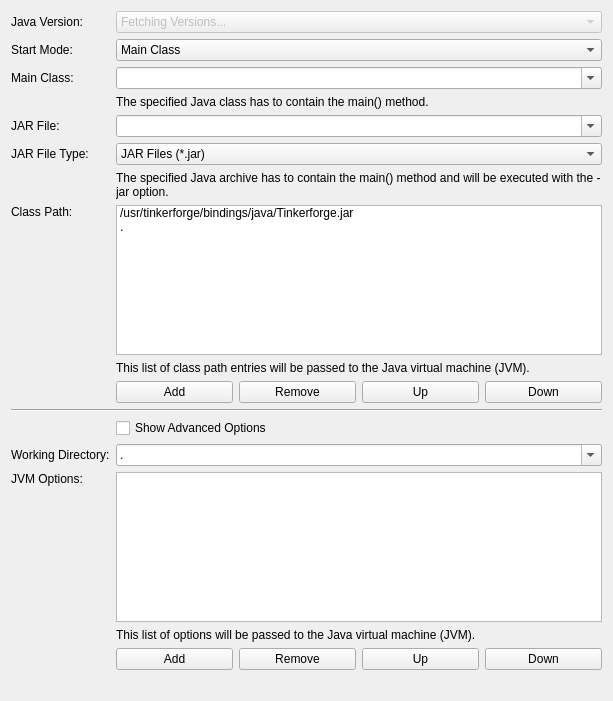
Tinkerforge/brickv, file src/brickv/plugin_system/plugins/red/ui/program_page_java.ui: the form before one commit.
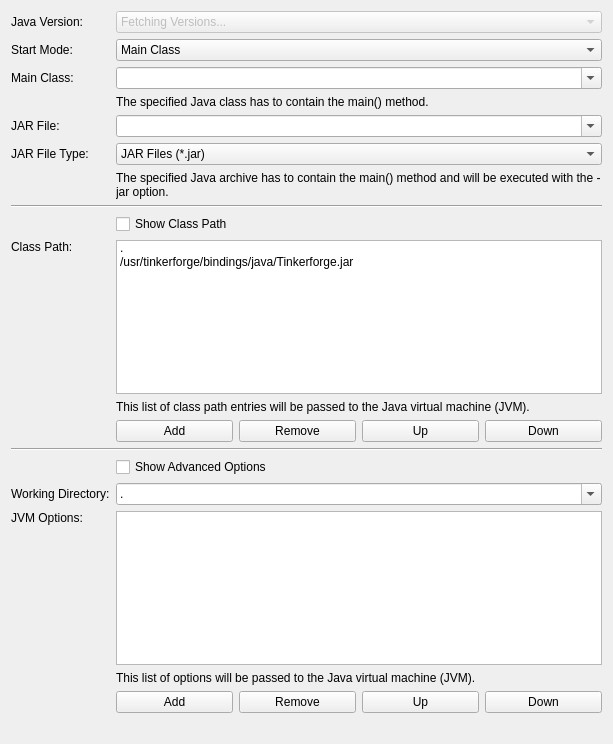
The form after the commit.

Commit message:
red-brick/pi: All Java program options are shown and editable now
Also don't show class path by default.

The edit to the form file:
```diff
--- a/src/brickv/plugin_system/plugins/red/ui/program_page_java.ui
+++ b/src/brickv/plugin_system/plugins/red/ui/program_page_java.ui
@@ -7,7 +7,7 @@
     <x>0</x>
     <y>0</y>
     <width>613</width>
-    <height>701</height>
+    <height>744</height>
    </rect>
   </property>
   <property name="windowTitle">
@@ -115,7 +115,7 @@
        </property>
       </widget>
      </item>
-     <item row="7" column="0">
+     <item row="9" column="0">
       <widget class="QLabel" name="label_class_path">
        <property name="text">
         <string>Class Path:</string>
@@ -128,8 +128,16 @@
        </property>
       </widget>
      </item>
-     <item row="7" column="1" colspan="4">
+     <item row="9" column="1" colspan="4">
       <widget class="QListWidget" name="list_class_path">
+       <item>
+        <property name="text">
+         <string>.</string>
+        </property>
+        <property name="flags">
+         <set>ItemIsSelectable|ItemIsEditable|ItemIsDragEnabled|ItemIsUserCheckable|ItemIsEnabled</set>
+        </property>
+       </item>
        <item>
         <property name="text">
          <string>/usr/tinkerforge/bindings/java/Tinkerforge.jar</string>
@@ -138,38 +146,30 @@
          <set>ItemIsSelectable|ItemIsEditable|ItemIsDragEnabled|ItemIsUserCheckable|ItemIsEnabled</set>
         </property>
        </item>
-       <item>
-        <property name="text">
-         <string>.</string>
-        </property>
-        <property name="flags">
-         <set>ItemIsSelectable|ItemIsEditable|ItemIsDragEnabled|ItemIsUserCheckable|ItemIsEnabled</set>
-        </property>
-       </item>
       </widget>
      </item>
-     <item row="9" column="1">
+     <item row="11" column="1">
       <widget class="QPushButton" name="button_add_class_path_entry">
        <property name="text">
         <string>Add</string>
        </property>
       </widget>
      </item>
-     <item row="9" column="2">
+     <item row="11" column="2">
       <widget class="QPushButton" name="button_remove_class_path_entry">
        <property name="text">
         <string>Remove</string>
        </property>
       </widget>
      </item>
-     <item row="9" column="3">
+     <item row="11" column="3">
       <widget class="QPushButton" name="button_up_class_path_entry">
        <property name="text">
         <string>Up</string>
        </property>
       </widget>
      </item>
-     <item row="8" column="1" colspan="4">
+     <item row="10" column="1" colspan="4">
       <widget class="QLabel" name="label_class_path_help">
        <property name="text">
         <string>This list of class path entries will be passed to the Java virtual machine (JVM).</string>
@@ -179,21 +179,21 @@
        </property>
       </widget>
      </item>
-     <item row="11" column="1" colspan="4">
+     <item row="13" column="1" colspan="4">
       <widget class="QCheckBox" name="check_show_advanced_options">
        <property name="text">
         <string>Show Advanced Options</string>
        </property>
       </widget>
      </item>
-     <item row="10" column="0" colspan="5">
+     <item row="12" column="0" colspan="5">
       <widget class="Line" name="line">
        <property name="orientation">
         <enum>Qt::Horizontal</enum>
        </property>
       </widget>
      </item>
-     <item row="12" column="0">
+     <item row="14" column="0">
       <widget class="QLabel" name="label_working_directory">
        <property name="text">
         <string>Working Directory:</string>
@@ -203,7 +203,7 @@
        </property>
       </widget>
      </item>
-     <item row="13" column="0">
+     <item row="15" column="0">
       <widget class="QLabel" name="label_options">
        <property name="text">
         <string>JVM Options:</string>
@@ -216,7 +216,7 @@
        </property>
       </widget>
      </item>
-     <item row="12" column="1" colspan="4">
+     <item row="14" column="1" colspan="4">
       <widget class="QComboBox" name="combo_working_directory">
        <property name="editable">
         <bool>true</bool>
@@ -231,45 +231,45 @@
        </item>
       </widget>
      </item>
-     <item row="13" column="1" colspan="4">
+     <item row="15" column="1" colspan="4">
       <widget class="QListWidget" name="list_options"/>
      </item>
-     <item row="15" column="1">
+     <item row="17" column="1">
       <widget class="QPushButton" name="button_add_option">
        <property name="text">
         <string>Add</string>
        </property>
       </widget>
      </item>
-     <item row="15" column="2">
+     <item row="17" column="2">
       <widget class="QPushButton" name="button_remove_option">
        <property name="text">
         <string>Remove</string>
        </property>
       </widget>
      </item>
-     <item row="15" column="3">
+     <item row="17" column="3">
       <widget class="QPushButton" name="button_up_option">
        <property name="text">
         <string>Up</string>
        </property>
       </widget>
      </item>
-     <item row="15" column="4">
+     <item row="17" column="4">
       <widget class="QPushButton" name="button_down_option">
        <property name="text">
         <string>Down</string>
        </property>
       </widget>
      </item>
-     <item row="9" column="4">
+     <item row="11" column="4">
       <widget class="QPushButton" name="button_down_class_path_entry">
        <property name="text">
         <string>Down</string>
        </property>
       </widget>
      </item>
-     <item row="14" column="1" colspan="4">
+     <item row="16" column="1" colspan="4">
       <widget class="QLabel" name="label_options_help">
        <property name="text">
         <string>This list of options will be passed to the Java virtual machine (JVM).</string>
@@ -316,7 +316,7 @@
        </property>
       </widget>
      </item>
-     <item row="16" column="1" colspan="4">
+     <item row="18" column="1" colspan="4">
       <widget class="QLabel" name="label_spacer">
        <property name="sizePolicy">
         <sizepolicy hsizetype="Preferred" vsizetype="Preferred">
@@ -329,6 +329,20 @@
        </property>
       </widget>
      </item>
+     <item row="7" column="0" colspan="5">
+      <widget class="Line" name="line_2">
+       <property name="orientation">
+        <enum>Qt::Horizontal</enum>
+       </property>
+      </widget>
+     </item>
+     <item row="8" column="1" colspan="4">
+      <widget class="QCheckBox" name="check_show_class_path">
+       <property name="text">
+        <string>Show Class Path</string>
+       </property>
+      </widget>
+     </item>
     </layout>
    </item>
   </layout>
```
Left out of the diff: 2 changed lines with no effect on the pictures. The commit also changes 6 other files.
